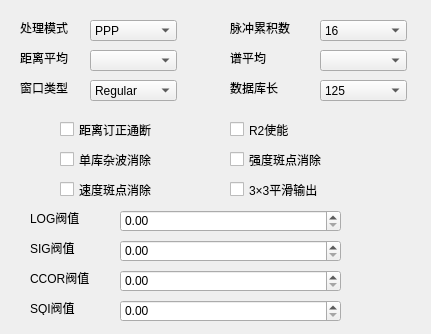
Before: the Qt Designer form dialogsetting.ui in GitHdrobot/WeatheRadar, drawn with Qt 5.
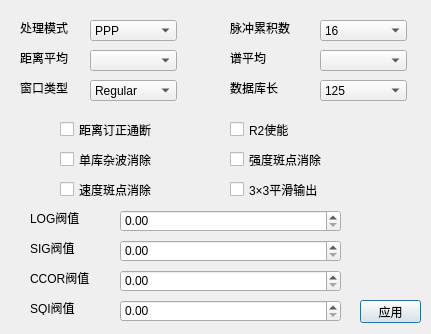
After: the same form once the commit is applied.

```diff
--- a/dialogsetting.ui
+++ b/dialogsetting.ui
@@ -411,6 +411,19 @@
     </rect>
    </property>
   </widget>
+  <widget class="QPushButton" name="pbtnApply">
+   <property name="geometry">
+    <rect>
+     <x>360</x>
+     <y>300</y>
+     <width>61</width>
+     <height>23</height>
+    </rect>
+   </property>
+   <property name="text">
+    <string>应用</string>
+   </property>
+  </widget>
  </widget>
  <resources/>
  <connections/>
```
